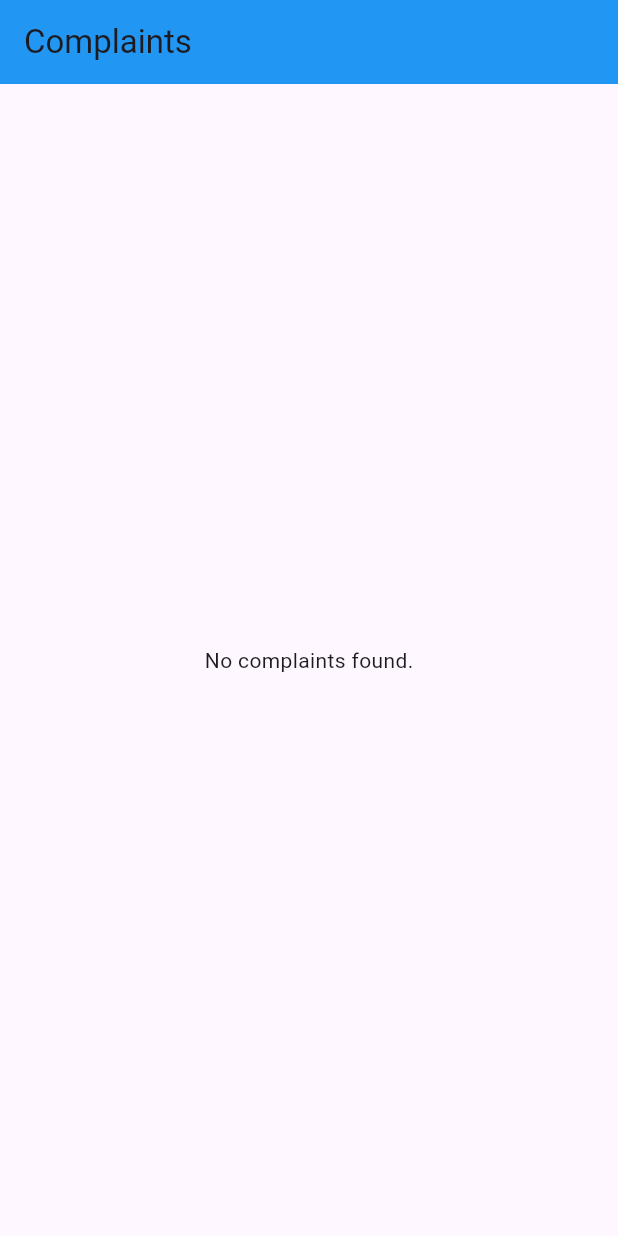
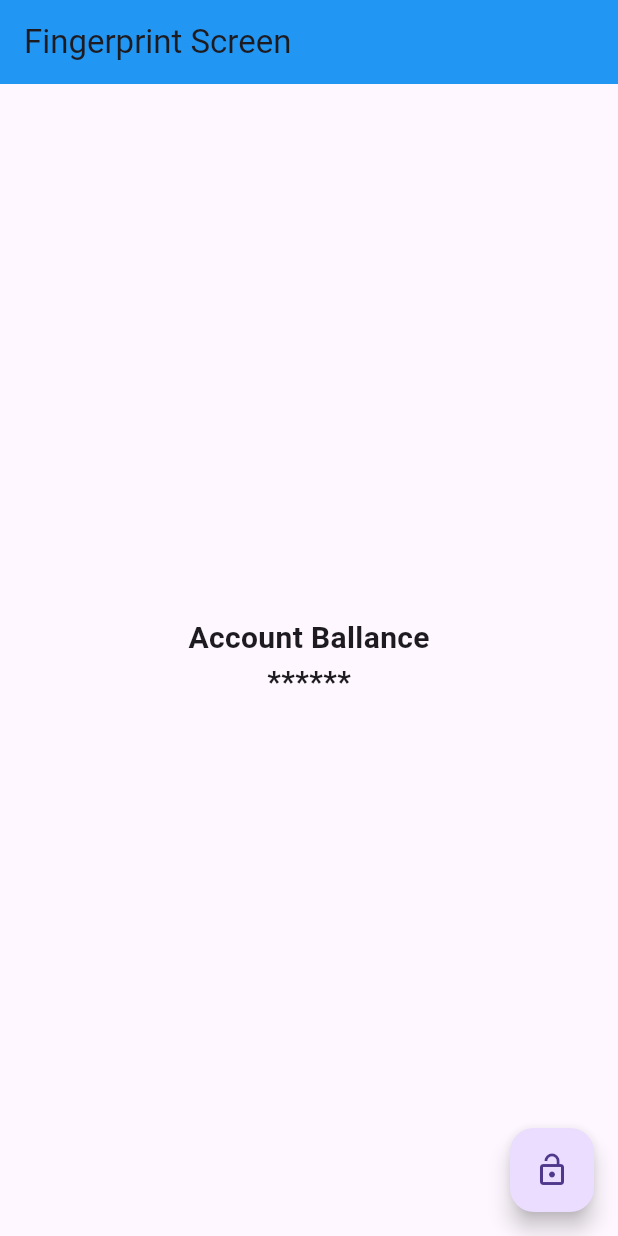
Before and after one commit to SubtainKhan12/madicalapp_ui, a Flutter app: the screen it shows after launch, on a phone screen of 412 x 824 dp. Run offline on Flutter 3.47's test engine with Material 3 defaults, Android fonts, the phone set to English and light mode, and no system bars; our stand-ins replace curved_labeled_navigation_bar, local_auth, sqflite; accounts and stored records are empty.

Commit message:
finger print

```diff
--- /dev/null
+++ b/lib/Fingerprint_AUTH/fingerprintPage.dart
@@ -0,0 +1,84 @@
+import 'package:flutter/cupertino.dart';
+import 'package:flutter/material.dart';
+import 'package:local_auth/local_auth.dart';
+
+class FingerprintScreen extends StatefulWidget {
+  const FingerprintScreen({super.key});
+
+  @override
+  State<FingerprintScreen> createState() => _FingerprintScreenState();
+}
+
+class _FingerprintScreenState extends State<FingerprintScreen> {
+  final LocalAuthentication _auth = LocalAuthentication();
+  bool _isauthenticated = false;
+
+  @override
+  Widget build(BuildContext context) {
+    return Scaffold(
+      appBar: AppBar(
+        title: const Text('Fingerprint Screen'),
+        backgroundColor: Colors.blue,
+      ),
+      body: _BuildUI(),
+      floatingActionButton: _authButton(),
+    );
+  }
+
+  Widget _authButton() {
+    return FloatingActionButton(
+      onPressed: () async {
+        if (!_isauthenticated) {
+          final bool canAuthenticateWithBiometrics =
+              await _auth.canCheckBiometrics;
+          print(canAuthenticateWithBiometrics);
+          if (canAuthenticateWithBiometrics) {
+           try{
+             final bool didAuthenticate = await _auth.authenticate(
+               localizedReason: 'Please authenticate to show account balance',
+               options: const AuthenticationOptions(
+                 biometricOnly: false,
+               ),);
+             setState(() {
+               _isauthenticated = didAuthenticate;
+             });
+           }catch(e){
+             print(e);
+           }
+          }
+        } else {
+          setState(() {
+            _isauthenticated = false;
+          });
+        }
+      },
+      child: Icon(_isauthenticated ? Icons.lock : Icons.lock_open),
+    );
+  }
+
+  Widget _BuildUI() {
+    return SizedBox(
+      width: MediaQuery.sizeOf(context).width,
+      child: Column(
+        mainAxisAlignment: MainAxisAlignment.center,
+        crossAxisAlignment: CrossAxisAlignment.center,
+        children: [
+          const Text(
+            'Account Ballance',
+            style: TextStyle(fontSize: 20, fontWeight: FontWeight.bold),
+          ),
+          if (_isauthenticated)
+            const Text(
+              "\$ 2500",
+              style: TextStyle(fontSize: 20, fontWeight: FontWeight.bold),
+            ),
+          if (!_isauthenticated)
+            const Text(
+              '******',
+              style: TextStyle(fontSize: 20, fontWeight: FontWeight.bold),
+            ),
+        ],
+      ),
+    );
+  }
+}
--- a/lib/main.dart
+++ b/lib/main.dart
@@ -1,5 +1,5 @@
 import 'package:flutter/material.dart';
-
+import 'package:madicalapp_ui/Fingerprint_AUTH/fingerprintPage.dart';
 import 'package:madicalapp_ui/Pages/first_page.dart';
 import 'package:madicalapp_ui/apiInSQF/complainListScreen.dart';
 
@@ -21,7 +21,7 @@ class _MyAppState extends State<MyApp> {
   Widget build(BuildContext context) {
     return MaterialApp(
       debugShowCheckedModeBanner: false,
-      home: ComplaintListScreen(),
+      home: FingerprintScreen(),
     );
   }
 }
--- a/pubspec.yaml
+++ b/pubspec.yaml
@@ -39,6 +39,8 @@ dependencies:
   sqflite: ^2.3.3+1
   path_provider: ^2.1.3
   http:
+  local_auth: ^2.2.0
+  firebase_auth: ^5.1.1
 
 dev_dependencies:
   flutter_test:
```
Also changed, not shown: pubspec.lock, 7 other files.
